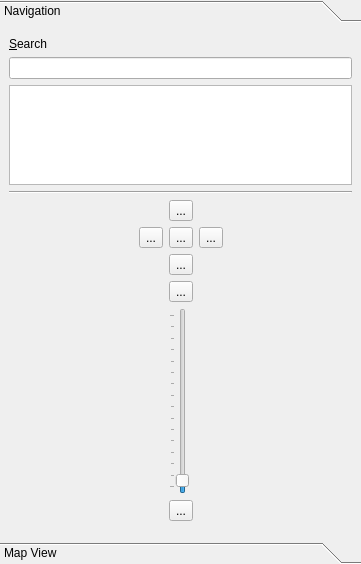
KDE/marble, file src/katlastoolbox.ui: the form before one commit.
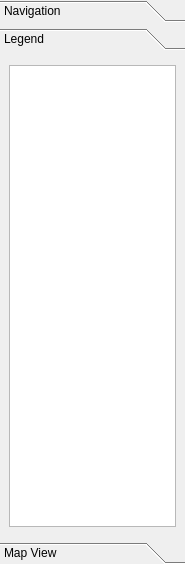
The form after the commit. The open tabs and pages were chosen to show the change. Icons and pictures are not drawn. Custom widgets are drawn as their Qt base class.

Commit message: - adding basic Legend. needs fixes still.

What changed in the file:
```diff
--- a/src/katlastoolbox.ui
+++ b/src/katlastoolbox.ui
@@ -5,7 +5,7 @@
    <rect>
     <x>0</x>
     <y>0</y>
-    <width>361</width>
+    <width>185</width>
     <height>564</height>
    </rect>
   </property>
@@ -17,6 +17,12 @@
     <verstretch>0</verstretch>
    </sizepolicy>
   </property>
+  <property name="minimumSize" >
+   <size>
+    <width>185</width>
+    <height>0</height>
+   </size>
+  </property>
   <property name="maximumSize" >
    <size>
     <width>16777215</width>
@@ -55,8 +61,8 @@
        <rect>
         <x>0</x>
         <y>0</y>
-        <width>361</width>
-        <height>502</height>
+        <width>169</width>
+        <height>492</height>
        </rect>
       </property>
       <attribute name="label" >
@@ -412,6 +418,34 @@
        </item>
       </layout>
      </widget>
+     <widget class="QWidget" name="legendTab" >
+      <property name="geometry" >
+       <rect>
+        <x>0</x>
+        <y>0</y>
+        <width>405</width>
+        <height>489</height>
+       </rect>
+      </property>
+      <attribute name="label" >
+       <string>Legend</string>
+      </attribute>
+      <layout class="QVBoxLayout" >
+       <property name="margin" >
+        <number>9</number>
+       </property>
+       <property name="spacing" >
+        <number>6</number>
+       </property>
+       <item>
+        <widget class="QTextBrowser" name="legendBrowser" >
+         <property name="horizontalScrollBarPolicy" >
+          <enum>Qt::ScrollBarAlwaysOff</enum>
+         </property>
+        </widget>
+       </item>
+      </layout>
+     </widget>
      <widget class="QWidget" name="toolBoxTab2" >
       <property name="geometry" >
        <rect>
```
Left out of the diff: 12 changed lines with no effect on the pictures. The commit also changes 11 other files.
